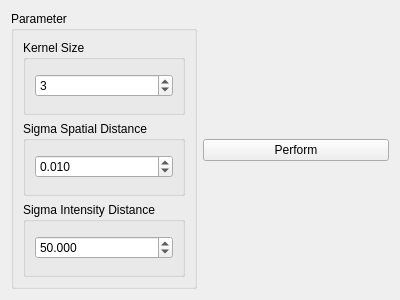
josefkoller/ambient_image_processor, file source/modules/bilateral_filter/BilateralFilterWidget.ui: the form before one commit.
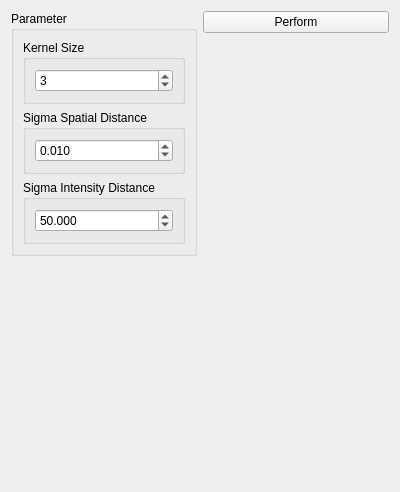
The form after the commit.

Commit message: ui format: maximize horizontally and align to top

Diff of the .ui file:
```diff
--- a/source/modules/bilateral_filter/BilateralFilterWidget.ui
+++ b/source/modules/bilateral_filter/BilateralFilterWidget.ui
@@ -7,15 +7,21 @@
     <x>0</x>
     <y>0</y>
     <width>400</width>
-    <height>300</height>
+    <height>492</height>
    </rect>
   </property>
   <property name="windowTitle">
    <string>Form</string>
   </property>
   <layout class="QHBoxLayout" name="horizontalLayout">
-   <item>
+   <item alignment="Qt::AlignTop">
     <widget class="QGroupBox" name="groupBox_6">
+     <property name="sizePolicy">
+      <sizepolicy hsizetype="Preferred" vsizetype="Maximum">
+       <horstretch>0</horstretch>
+       <verstretch>0</verstretch>
+      </sizepolicy>
+     </property>
      <property name="title">
       <string>Parameter</string>
      </property>
@@ -89,7 +95,7 @@
      </layout>
     </widget>
    </item>
-   <item>
+   <item alignment="Qt::AlignTop">
     <widget class="QPushButton" name="perform_button">
      <property name="text">
       <string>Perform</string>
```
The commit also changes 20 other files.
